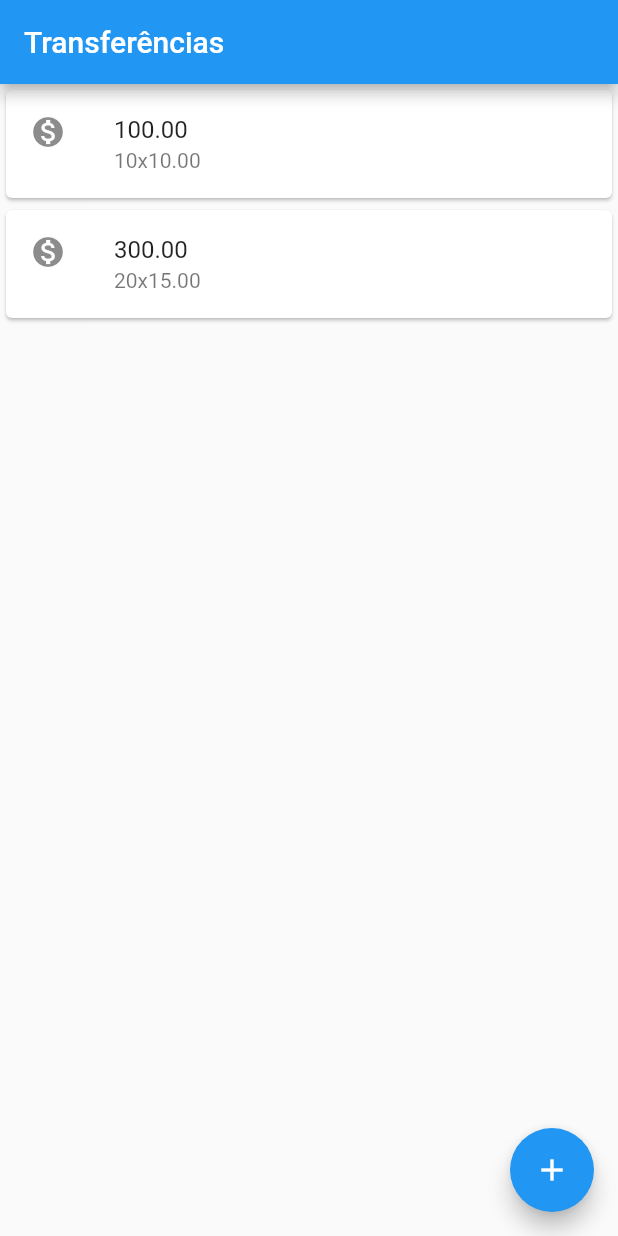
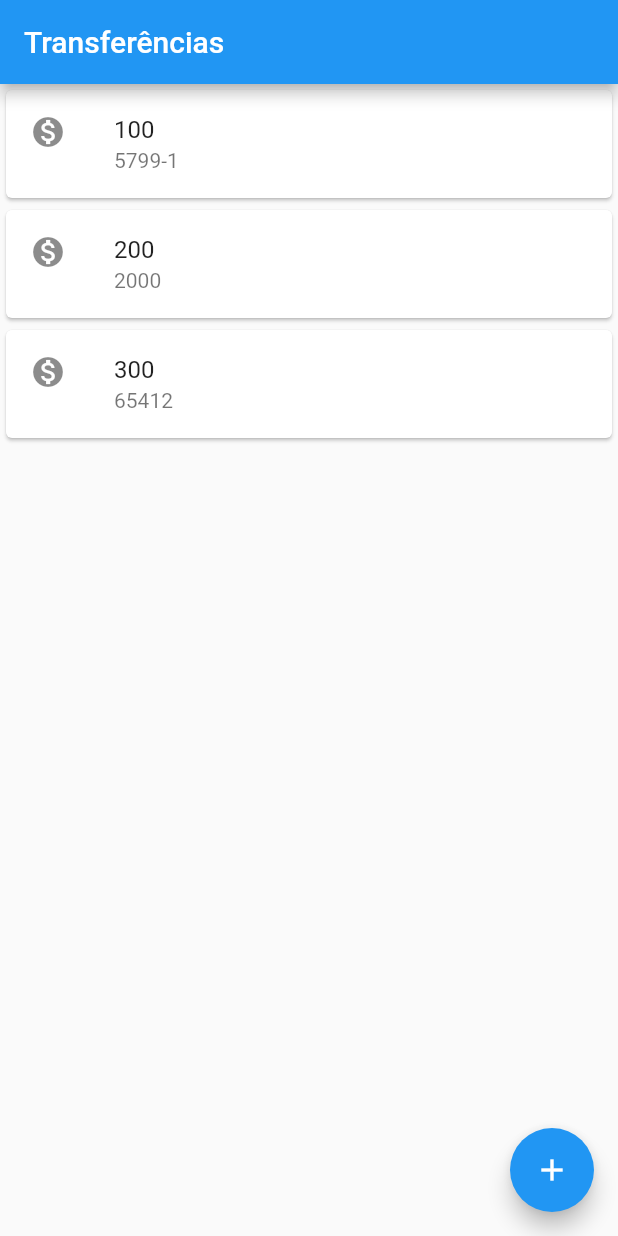
Before and after one commit to eliaslazcano/bytebank, a Flutter app: the screen it shows after launch, on a phone screen of 412 x 824 dp. Run offline on Flutter 3.47's test engine with Material 2 defaults, Android fonts, the phone set to English and light mode, and no system bars.

Commit message:
Componentização

```diff
--- a/lib/main.dart
+++ b/lib/main.dart
@@ -6,24 +6,7 @@ void main() {
       appBar: AppBar(
         title: Text('Transferências'),
       ),
-      body: Column(
-        children: <Widget>[
-          Card(
-            child: ListTile(
-              leading: Icon(Icons.monetization_on),
-              title: Text('100.00'),
-              subtitle: Text('10x10.00'),
-            ),
-          ),
-          Card(
-            child: ListTile(
-              leading: Icon(Icons.monetization_on),
-              title: Text('300.00'),
-              subtitle: Text('20x15.00'),
-            ),
-          )
-        ],
-      ),
+      body: ListaTransferencias(),
       floatingActionButton: FloatingActionButton(
         child: Icon(Icons.add),
       ),
@@ -142,3 +125,37 @@ class _MyHomePageState extends State<MyHomePage> {
     );
   }
 }
+
+//StatelessWidget => Não consegue modificar o conteúdo do Widget.
+//StatefulWidget  => Consegue modificar o conteúdo do Widget.
+class ListaTransferencias extends StatelessWidget {
+  @override
+  Widget build(BuildContext context) {
+    return Column(
+      children: <Widget>[
+        ItemTransferencia('100', '5799-1'),
+        ItemTransferencia('200', '2000'),
+        ItemTransferencia('300', '65412')
+      ],
+    );
+  }
+}
+
+class ItemTransferencia extends StatelessWidget {
+  final String valor;
+  final String numeroConta;
+
+  ItemTransferencia(this.valor, this.numeroConta);
+
+  @override
+  Widget build(BuildContext context) {
+    return Card(
+      child: ListTile(
+        leading: Icon(Icons.monetization_on),
+        title: Text(valor),
+        subtitle: Text(numeroConta),
+      ),
+    );
+  }
+
+}
```
